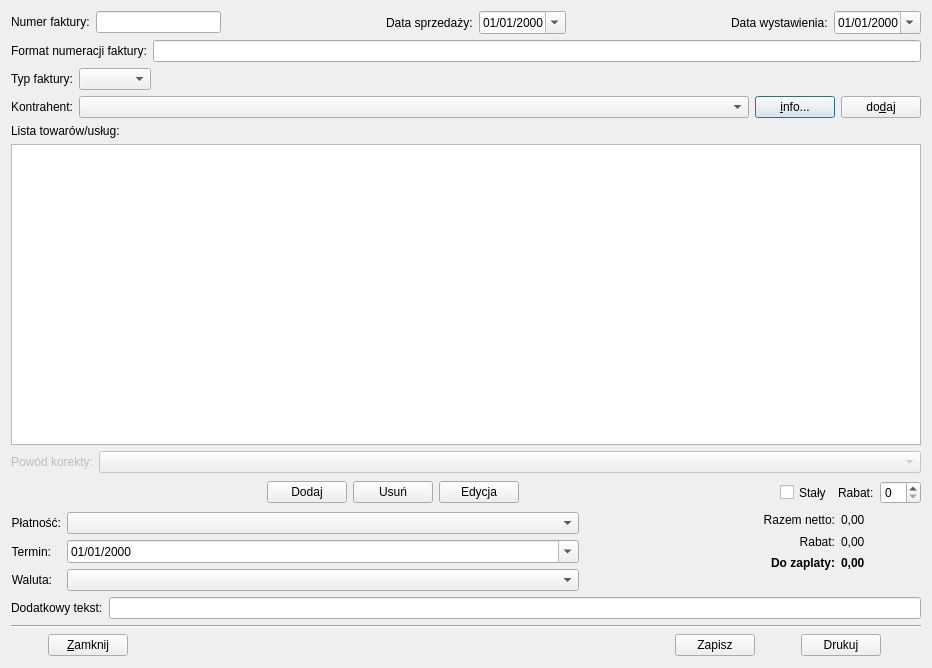
Old version of the form qfaktury/src/ui/InvoiceDialog.ui in the repository tkQCompany/qcompany.
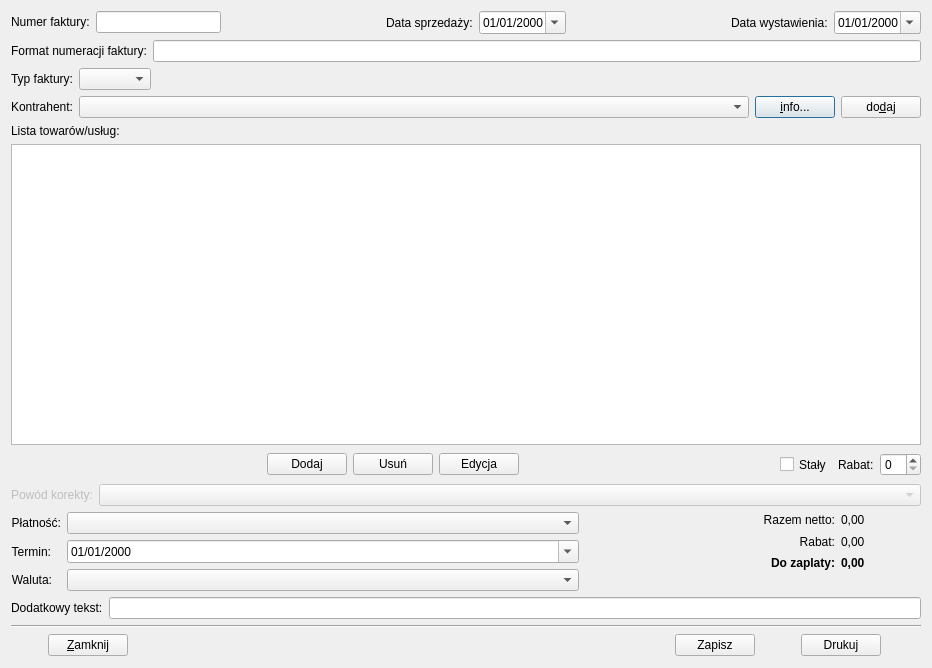
New version of the form. Icons and pictures are not drawn.

Commit message: - Now creating gross invoices works - Corrections in layout of CommodityListDialog - Corrections in layout of InvoiceDialog

What changed in the file:
```diff
--- a/qfaktury/src/ui/InvoiceDialog.ui
+++ b/qfaktury/src/ui/InvoiceDialog.ui
@@ -315,38 +315,6 @@
        </attribute>
       </widget>
      </item>
-    </layout>
-   </item>
-   <item>
-    <layout class="QHBoxLayout" name="horizontalLayout_8">
-     <item>
-      <widget class="QLabel" name="labelReasonOfCorrection">
-       <property name="enabled">
-        <bool>false</bool>
-       </property>
-       <property name="text">
-        <string>Powód korekty:</string>
-       </property>
-       <property name="buddy">
-        <cstring>comboBoxReasonOfCorrection</cstring>
-       </property>
-      </widget>
-     </item>
-     <item>
-      <widget class="QComboBox" name="comboBoxReasonOfCorrection">
-       <property name="enabled">
-        <bool>false</bool>
-       </property>
-       <property name="sizePolicy">
-        <sizepolicy hsizetype="Expanding" vsizetype="Fixed">
-         <horstretch>0</horstretch>
-         <verstretch>0</verstretch>
-        </sizepolicy>
-       </property>
-      </widget>
-     </item>
-    </layout>
-   </item>
    <item>
     <layout class="QHBoxLayout" name="horizontalLayout_2">
      <item>
@@ -451,6 +419,38 @@
      </item>
      <item>
       <widget class="QSpinBox" name="spinBoxDiscount"/>
+       </item>
+      </layout>
+     </item>
+    </layout>
+   </item>
+   <item>
+    <layout class="QHBoxLayout" name="horizontalLayout_8">
+     <item>
+      <widget class="QLabel" name="labelReasonOfCorrection">
+       <property name="enabled">
+        <bool>false</bool>
+       </property>
+       <property name="text">
+        <string>Powód korekty:</string>
+       </property>
+       <property name="buddy">
+        <cstring>comboBoxReasonOfCorrection</cstring>
+       </property>
+      </widget>
+     </item>
+     <item>
+      <widget class="QComboBox" name="comboBoxReasonOfCorrection">
+       <property name="enabled">
+        <bool>false</bool>
+       </property>
+       <property name="sizePolicy">
+        <sizepolicy hsizetype="Expanding" vsizetype="Fixed">
+         <horstretch>0</horstretch>
+         <verstretch>0</verstretch>
+        </sizepolicy>
+       </property>
+      </widget>
      </item>
     </layout>
    </item>
```
Lines whose indentation alone changed are shown as unchanged. The commit also changes 4 other files.
